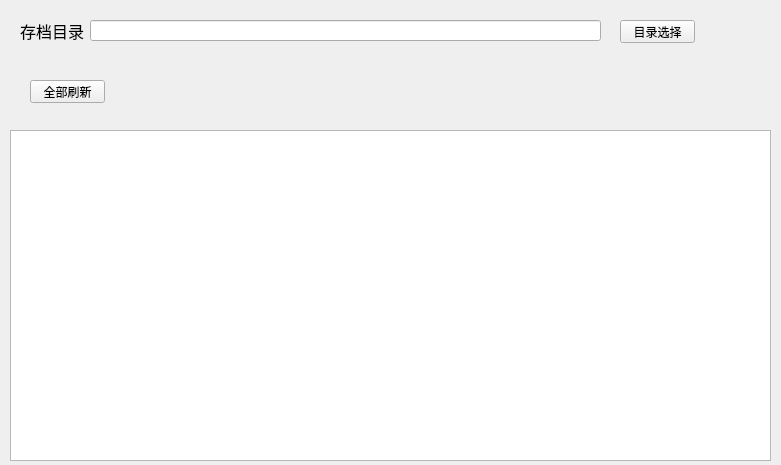
Qt form menu.ui (LIUJIHAO-816/archive-management) before a commit.
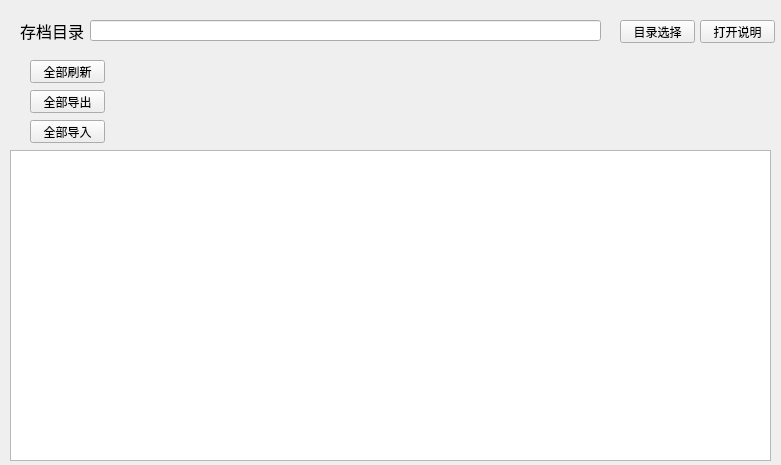
The same form after that commit.

```diff
--- a/menu.ui
+++ b/menu.ui
@@ -62,7 +62,7 @@
    <property name="geometry">
     <rect>
      <x>30</x>
-     <y>80</y>
+     <y>60</y>
      <width>75</width>
      <height>23</height>
     </rect>
@@ -75,9 +75,9 @@
    <property name="geometry">
     <rect>
      <x>10</x>
-     <y>130</y>
+     <y>150</y>
      <width>761</width>
-     <height>331</height>
+     <height>311</height>
     </rect>
    </property>
   </widget>
@@ -87,13 +87,57 @@
      <x>120</x>
      <y>80</y>
      <width>551</width>
-     <height>16</height>
+     <height>51</height>
     </rect>
    </property>
    <property name="text">
     <string/>
    </property>
   </widget>
+  <widget class="QPushButton" name="button_export">
+   <property name="geometry">
+    <rect>
+     <x>30</x>
+     <y>90</y>
+     <width>75</width>
+     <height>23</height>
+    </rect>
+   </property>
+   <property name="text">
+    <string>全部导出</string>
+   </property>
+  </widget>
+  <widget class="QPushButton" name="button_import">
+   <property name="geometry">
+    <rect>
+     <x>30</x>
+     <y>120</y>
+     <width>75</width>
+     <height>23</height>
+    </rect>
+   </property>
+   <property name="text">
+    <string>全部导入</string>
+   </property>
+  </widget>
+  <widget class="QPushButton" name="button_introduction">
+   <property name="geometry">
+    <rect>
+     <x>700</x>
+     <y>20</y>
+     <width>75</width>
+     <height>23</height>
+    </rect>
+   </property>
+   <property name="font">
+    <font>
+     <family>微软雅黑</family>
+    </font>
+   </property>
+   <property name="text">
+    <string>打开说明</string>
+   </property>
+  </widget>
  </widget>
  <resources/>
  <connections/>
```
Left out of the diff: 9 changed lines with no effect on the pictures.
